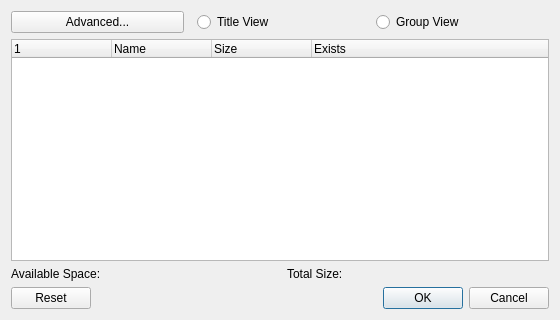
zhaowenlan1779/threeSD, file src/frontend/import_dialog.ui: the form before one commit.
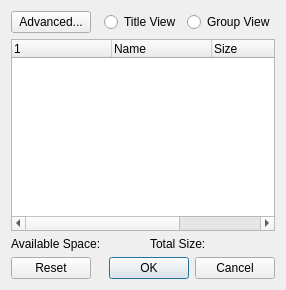
The form after the commit.

Diff of the .ui file:
```diff
--- a/src/frontend/import_dialog.ui
+++ b/src/frontend/import_dialog.ui
@@ -2,14 +2,6 @@
 <ui version="4.0">
  <class>ImportDialog</class>
  <widget class="QDialog" name="ImportDialog">
-  <property name="geometry">
-   <rect>
-    <x>0</x>
-    <y>0</y>
-    <width>560</width>
-    <height>320</height>
-   </rect>
-  </property>
   <property name="windowTitle">
    <string>Select Contents</string>
   </property>
```
